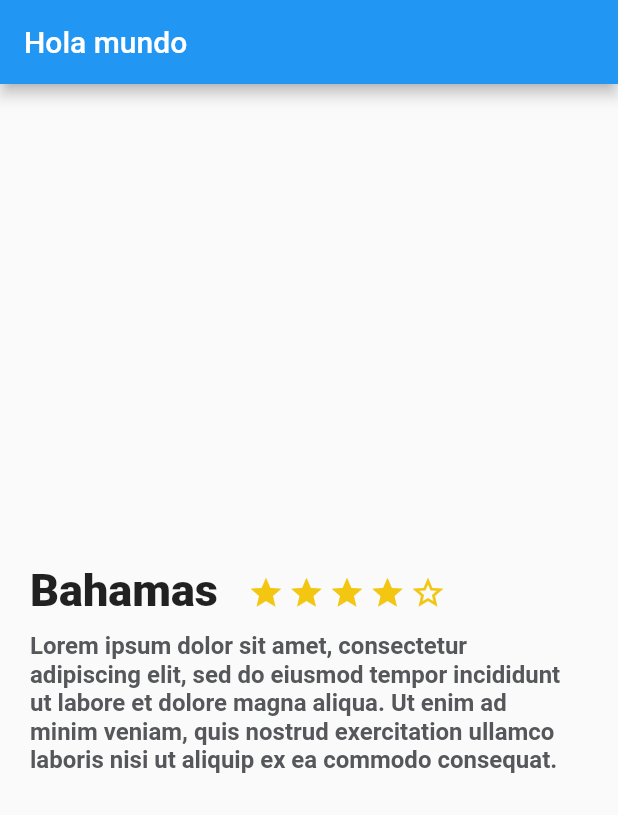
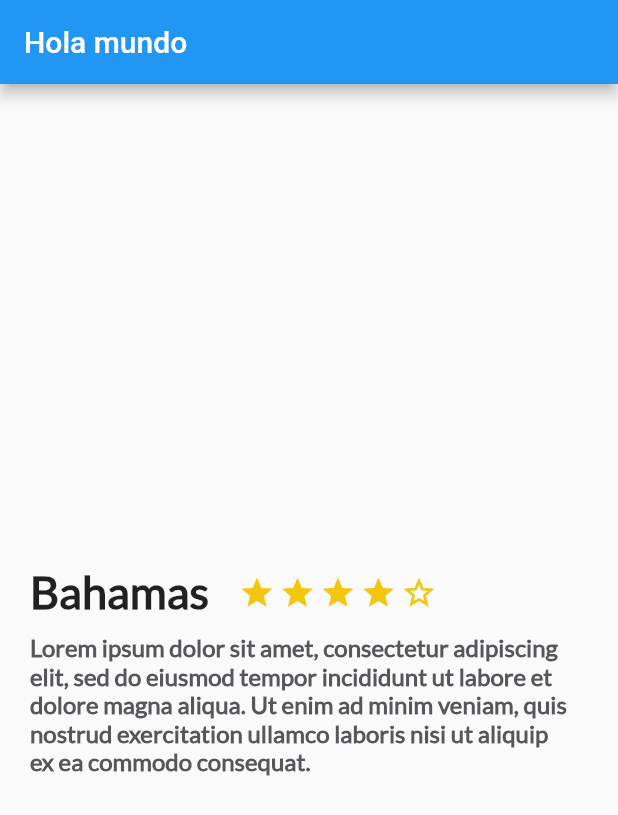
Before and after one commit to RubenToroG/platzi_trips_app, a Flutter app: the screen it shows after launch, on a phone screen of 412 x 824 dp. Shown: the top 815 px of the screen. Run offline on Flutter 3.47's test engine with Material 2 defaults, Android fonts, the phone set to English and light mode, and no system bars.

Commit message:
Agregada tipografia Lato

```diff
--- a/lib/description_place.dart
+++ b/lib/description_place.dart
@@ -44,7 +44,8 @@ class DescriptionPlace extends StatelessWidget {
         ),
         child: Text(
           namePlace,
-          style: TextStyle(fontSize: 30.0, fontWeight: FontWeight.w900),
+          style: TextStyle(
+              fontSize: 30.0, fontWeight: FontWeight.w900, fontFamily: "Lato"),
           textAlign: TextAlign.left,
         ),
       ),
@@ -58,7 +59,8 @@ class DescriptionPlace extends StatelessWidget {
           style: TextStyle(
               fontSize: 16.0,
               fontWeight: FontWeight.bold,
-              color: Color(0xFF56575a))),
+              color: Color(0xFF56575a),
+              fontFamily: "Lato")),
     );
 
     return Column(
--- a/pubspec.yaml
+++ b/pubspec.yaml
@@ -74,3 +74,7 @@ flutter:
   #
   # For details regarding fonts from package dependencies,
   # see https://flutter.dev/custom-fonts/#from-packages
+  fonts:
+    - family: Lato
+      fonts:
+      - asset: fonts/Lato-Regular.ttf
```
Also changed, not shown: fonts/Lato-Regular.ttf (added).
